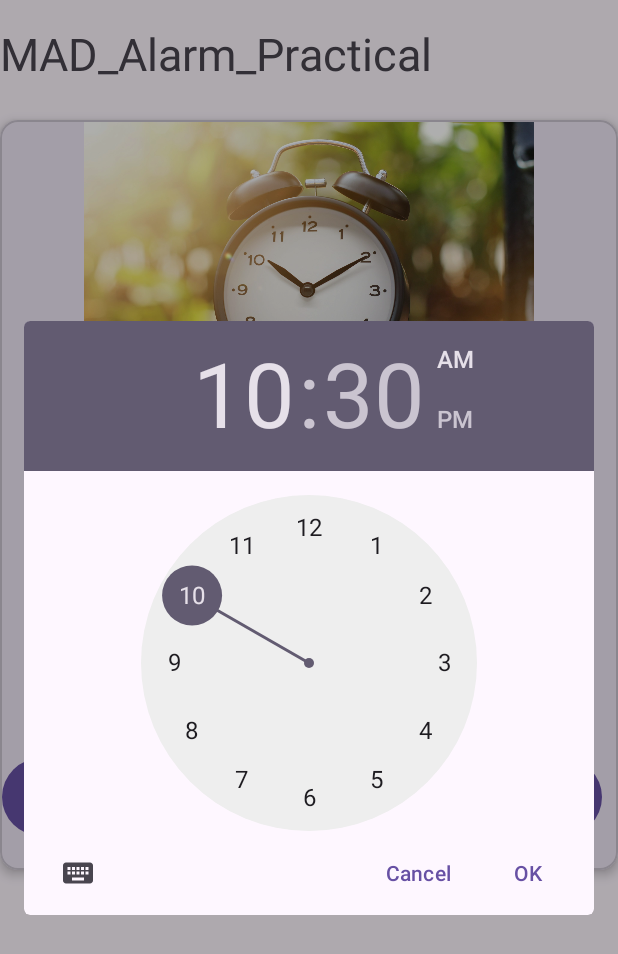
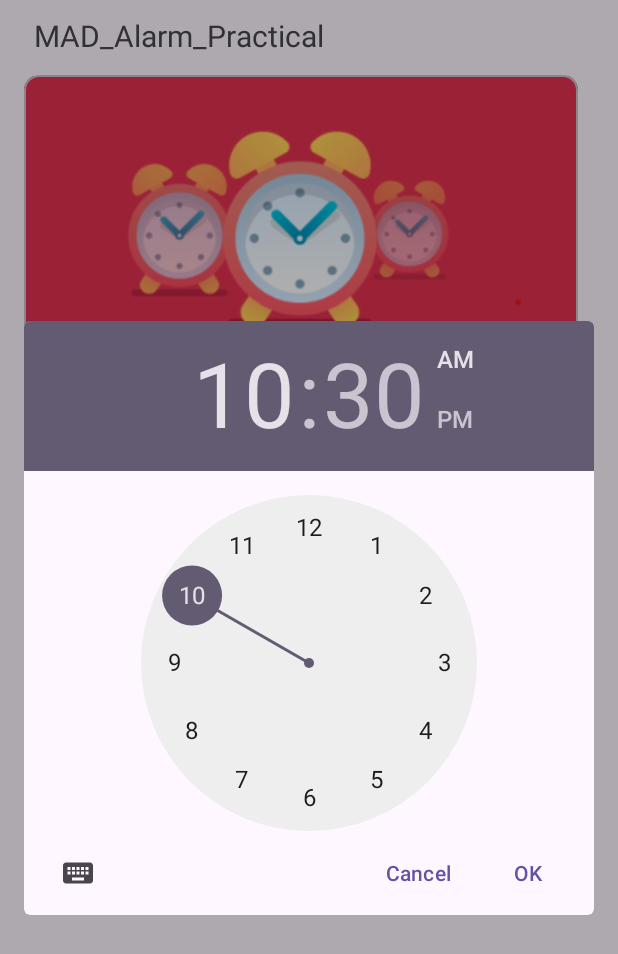
Before and after one commit to KawalGohil/Madprac_4, an Android app: the screen it shows after launch (MainActivity), after a tap on "Create Alarm", on a phone screen of 412 x 824 dp. Shown: the top 954 px of the screen. Run offline under Robolectric (Android 15) with nearby library versions, the phone set to English and light mode, and no system bars.

Commit message:
Some possible errors fixed

```diff
--- a/app/src/main/java/com/example/madprac_4/MainActivity.kt
+++ b/app/src/main/java/com/example/madprac_4/MainActivity.kt
@@ -4,23 +4,31 @@ import android.app.AlarmManager
 import android.app.PendingIntent
 import android.app.TimePickerDialog
 import android.content.Intent
-import android.content.pm.PackageManager
-import android.icu.util.Calendar
+import android.graphics.Color
+import android.icu.text.DateFormat
+import android.icu.text.SimpleDateFormat
 import android.os.Build
 import android.os.Bundle
-import android.provider.Settings
+import android.view.LayoutInflater
+import android.view.View
 import android.widget.Button
 import android.widget.TextClock
+import android.widget.TextView
 import android.widget.TimePicker
+import android.widget.Toast
 import androidx.activity.enableEdgeToEdge
+import androidx.annotation.RequiresApi
 import androidx.appcompat.app.AppCompatActivity
 import androidx.core.view.ViewCompat
 import androidx.core.view.WindowInsetsCompat
-import java.text.DateFormat
-import java.text.SimpleDateFormat
+import androidx.transition.Visibility
+import com.google.android.material.switchmaterial.SwitchMaterial
+import java.util.Calendar
+import java.util.Date
+import java.util.Locale
 
 class MainActivity : AppCompatActivity() {
-    lateinit var clock: TextClock
+    @RequiresApi(Build.VERSION_CODES.S)
     override fun onCreate(savedInstanceState: Bundle?) {
         super.onCreate(savedInstanceState)
         enableEdgeToEdge()
@@ -29,68 +37,66 @@ class MainActivity : AppCompatActivity() {
             val systemBars = insets.getInsets(WindowInsetsCompat.Type.systemBars())
             v.setPadding(systemBars.left, systemBars.top, systemBars.right, systemBars.bottom)
             insets
-
         }
-        if (Build.VERSION.SDK_INT >= Build.VERSION_CODES.S) {
-            if (checkSelfPermission(android.Manifest.permission.SCHEDULE_EXACT_ALARM) != PackageManager.PERMISSION_GRANTED) {
-                val intent = Intent(Settings.ACTION_REQUEST_SCHEDULE_EXACT_ALARM)
-                startActivity(intent)
-            }
-        }
-        findViewById<Button>(R.id.play).setOnClickListener(){
-            Intent(applicationContext,MyService::class.java).
-                    putExtra("Service1","PlayPause").apply {
-                        startService(this)
-            }
-        }
-        findViewById<Button>(R.id.stop).setOnClickListener(){
-            Intent(applicationContext,MyService::class.java).
-            putExtra("Service1","Stopn").apply {
-                startService(this)
-            }
-        }
-        clock = findViewById(R.id.Clock)
-        clock.format12Hour = "hh:mm:ss a dd:MMM:yyyy"
-
-        findViewById<Button>(R.id.alarm1).setOnClickListener {
+        val createAlarmBtn = findViewById<Button>(R.id.createAlarmBtn)
+        createAlarmBtn.setOnClickListener{
             showTimerDialog()
         }
+        val cardView = findViewById<com.google.android.material.card.MaterialCardView>(R.id.materialCardView2)
+        cardView.visibility = View.GONE
+        findViewById<Button>(R.id.cancelAlarm).setOnClickListener {
+            setAlarm(0,"Stop")
+            cardView.visibility = View.GONE
+        }
     }
-    private fun sendDialogDataToActivity(hour: Int,min: Int){
-        val millis = getMillis(hour, min)
-        setAlarm(millis, "Start")
-    }
-    fun getCurrentDateTime():String{
-        val cal = Calendar.getInstance()
-        val df : DateFormat = SimpleDateFormat("MMM, dd yyyy hh:mm:ss")
-        return df.format(cal.time)
-    }
-    fun getMillis(hour:Int, min:Int):Long{
-        val setCalender = Calendar.getInstance()
-        setCalender[Calendar.HOUR_OF_DAY] = hour
-        setCalender[Calendar.MINUTE] = min
-        setCalender[Calendar.SECOND] = 0
-        return setCalender.timeInMillis
-    }
+    @RequiresApi(Build.VERSION_CODES.S)
     fun showTimerDialog(){
         val cldr : Calendar = Calendar.getInstance()
-        val hour: Int = cldr.get(Calendar.HOUR)
-        val min: Int = cldr.get(Calendar.MINUTE)
+        val hour : Int = cldr.get(Calendar.HOUR_OF_DAY)
+        val minute : Int = cldr.get(Calendar.MINUTE)
         val picker = TimePickerDialog(
             this,
-            {_, sHour, sMinute -> sendDialogDataToActivity(sHour, sMinute)},
+            {tp, sHour, sMinute -> sendDialogDataToActivity(sHour, sMinute)},
             hour,
-            min,
+            minute,
             false
         )
         picker.show()
     }
-    fun setAlarm(millis:Long, str:String){
+    @RequiresApi(Build.VERSION_CODES.S)
+    private fun sendDialogDataToActivity(hour:Int, minute:Int){
+        val alarmCalender = Calendar.getInstance()
+        val year: Int = alarmCalender.get(Calendar.YEAR)
+        val month: Int = alarmCalender.get(Calendar.MONTH)
+        val day: Int = alarmCalender.get(Calendar.DATE)
+        alarmCalender.set(year, month, day, hour, minute, 0)
+        val textAlarmTime = findViewById<TextView>(R.id.setTime)
+        textAlarmTime.text = SimpleDateFormat("hh:mm ss a").format(alarmCalender.time)
+        val cardView = findViewById<com.google.android.material.card.MaterialCardView>(R.id.materialCardView2)
+        cardView.visibility = View.VISIBLE
+        setAlarm(alarmCalender.timeInMillis, "Start")
+    }
+    @RequiresApi(Build.VERSION_CODES.S)
+    fun setAlarm(millisTime: Long, str:String){
         val intent = Intent(this, AlarmBroadcastReceiver::class.java)
         intent.putExtra("Service1", str)
-        val penIntent = PendingIntent.getBroadcast(applicationContext,534,intent, PendingIntent.FLAG_IMMUTABLE)
+        val pendingIntent = PendingIntent.getBroadcast(applicationContext, 234324234, intent, PendingIntent.FLAG_IMMUTABLE)
         val alarmManager = getSystemService(ALARM_SERVICE) as AlarmManager
-        alarmManager.setExactAndAllowWhileIdle(AlarmManager.RTC_WAKEUP, millis, penIntent)
-
+        if(str == "Start"){
+            if(alarmManager.canScheduleExactAlarms()){
+                alarmManager.setExact(
+                    AlarmManager.RTC_WAKEUP,
+                    millisTime,
+                    pendingIntent
+                )
+            }
+            else{
+                Toast.makeText(this, "Can't schedule Alarm", Toast.LENGTH_SHORT).show()
+            }
+        }
+        else if(str == "Stop"){
+            alarmManager.cancel(pendingIntent)
+            sendBroadcast(intent)
+        }
     }
 }
--- a/app/src/main/res/layout/activity_main.xml
+++ b/app/src/main/res/layout/activity_main.xml
@@ -1,5 +1,6 @@
 <?xml version="1.0" encoding="utf-8"?>
-<androidx.constraintlayout.widget.ConstraintLayout xmlns:android="http://schemas.android.com/apk/res/android"
+<androidx.constraintlayout.widget.ConstraintLayout
+    xmlns:android="http://schemas.android.com/apk/res/android"
     xmlns:app="http://schemas.android.com/apk/res-auto"
     xmlns:tools="http://schemas.android.com/tools"
     android:id="@+id/main"
@@ -8,124 +9,136 @@
     tools:context=".MainActivity">
 
     <TextView
-        android:id="@+id/Text1"
-        android:layout_width="match_parent"
-        android:layout_height="80dp"
-        android:layout_marginTop="0dp"
-        android:paddingTop="15dp"
-        android:text="MAD_Alarm_Practical "
-        android:textSize="30sp"
+        android:id="@+id/heading"
+        android:layout_width="wrap_content"
+        android:layout_height="wrap_content"
+        android:layout_marginTop="5dp"
+        android:text="MAD_Alarm_Practical"
+        android:textSize="20sp"
+        app:layout_constraintBottom_toTopOf="@+id/materialCardView"
         app:layout_constraintEnd_toEndOf="parent"
+        app:layout_constraintHorizontal_bias="0.104"
         app:layout_constraintStart_toStartOf="parent"
-        app:layout_constraintTop_toTopOf="parent" />
+        app:layout_constraintTop_toTopOf="parent"
+        app:layout_constraintVertical_bias="0.252" />
 
     <com.google.android.material.card.MaterialCardView
-        android:id="@+id/materialCardView1"
-        android:layout_width="match_parent"
-        android:layout_height="500dp"
-        android:layout_marginBottom="20dp"
-        app:cardElevation="4dp"
+        android:id="@+id/materialCardView"
+        android:layout_width="369dp"
+        android:layout_height="390dp"
+        android:layout_marginTop="50dp"
+        app:cardBackgroundColor="#EFEDED"
+        app:cardCornerRadius="10dp"
         app:layout_constraintEnd_toEndOf="parent"
+        app:layout_constraintHorizontal_bias="0.38"
         app:layout_constraintStart_toStartOf="parent"
-        app:layout_constraintTop_toBottomOf="@id/Text1">
-
-        <androidx.constraintlayout.widget.ConstraintLayout
-            android:id="@+id/Sub"
-            android:layout_width="match_parent"
-            android:layout_height="match_parent">
+        app:layout_constraintTop_toTopOf="parent">
 
         <ImageView
-                android:id="@+id/Image1"
-                android:layout_width="match_parent"
-                android:layout_height="200dp"
-                app:layout_constraintStart_toStartOf="parent"
-                app:layout_constraintTop_toTopOf="parent"
-                app:srcCompat="@drawable/alram" />
+            android:id="@+id/clockImg"
+            android:layout_width="wrap_content"
+            android:layout_height="180dp"
+            app:srcCompat="@drawable/clock" />
 
         <TextView
-                android:id="@+id/AlarmTime"
-                android:layout_width="match_parent"
-                android:layout_height="25dp"
-                android:layout_marginStart="15dp"
-                android:layout_marginTop="20dp"
-                android:text="Create Alarm Time"
-                android:textSize="22sp"
-                android:textStyle="bold"
-                app:layout_constraintStart_toStartOf="parent"
-                app:layout_constraintTop_toBottomOf="@id/Image1"
-
-                />
+            android:id="@+id/createAlarm"
+            android:layout_width="wrap_content"
+            android:layout_height="wrap_content"
+            android:layout_marginLeft="10dp"
+            android:layout_marginTop="190dp"
+            android:text="Create Alarm Clock"
+            android:textStyle="bold" />
 
         <TextView
-                android:id="@+id/text2"
+            android:id="@+id/pressingBtn"
+            android:layout_width="wrap_content"
+            android:layout_height="wrap_content"
+            android:layout_marginLeft="10dp"
+            android:layout_marginTop="210dp"
+            android:layout_marginRight="10dp"
+            android:text="By pressing buttons, Alarm can be created and cancelled." />
+
+        <TextView
+            android:id="@+id/checkCurrTime"
+            android:layout_width="wrap_content"
+            android:layout_height="wrap_content"
+            android:layout_marginLeft="10dp"
+            android:layout_marginTop="250dp"
+            android:layout_marginRight="10dp"
+            android:text="Check current time by looking below real digital clock." />
+
+        <TextClock
+            android:id="@+id/textClock"
+            android:layout_width="match_parent"
+            android:layout_height="40dp"
+            android:layout_marginLeft="10dp"
+            android:layout_marginTop="290dp"
+            android:layout_marginRight="10dp"
+            android:format12Hour="hh:mm:ss a MMM d, yyyy"
+            android:textAlignment="center"
+            android:textSize="16sp"
+            android:textStyle="bold" />
+
+        <Button
+            android:id="@+id/createAlarmBtn"
+            android:layout_width="wrap_content"
+            android:layout_height="wrap_content"
+            android:layout_marginLeft="10dp"
+            android:layout_marginTop="330dp"
+            android:layout_marginRight="10dp"
+            android:backgroundTint="#4caf50"
+            android:drawableLeft="@android:drawable/ic_lock_idle_alarm"
+            android:drawableTint="@android:color/white"
+            android:text="Create Alarm"
+            android:textAlignment="center" />
+
+    </com.google.android.material.card.MaterialCardView>
+    <com.google.android.material.card.MaterialCardView
+        android:id="@+id/materialCardView2"
+        android:layout_width="369dp"
+        android:layout_height="310dp"
+        app:cardBackgroundColor="#EFEDED"
+        app:cardCornerRadius="10dp"
+        app:layout_constraintBottom_toBottomOf="parent"
+        app:layout_constraintEnd_toEndOf="parent"
+        app:layout_constraintHorizontal_bias="0.381"
+        app:layout_constraintStart_toStartOf="parent"
+        app:layout_constraintTop_toBottomOf="@+id/materialCardView">
+        <ImageView
+            android:id="@+id/alarmImg"
+            android:layout_width="wrap_content"
+            android:layout_height="180dp"
+            app:srcCompat="@drawable/alarm" />
+        <TextView
             android:layout_width="match_parent"
             android:layout_height="wrap_content"
-                android:layout_marginStart="15dp"
-                android:layout_marginTop="20dp"
-                android:text="By pressing button, Alarm can be created and cancelled."
-                android:textSize="18sp"
-                app:layout_constraintStart_toStartOf="parent"
-                app:layout_constraintTop_toBottomOf="@id/AlarmTime" />
-
+            android:text="Set Alarm Time:"
+            android:id="@+id/text2"
+            android:layout_marginTop="190dp"
+            android:textAlignment="center"
+            android:textSize="14sp" />
         <TextView
-                android:id="@+id/text3"
             android:layout_width="match_parent"
             android:layout_height="wrap_content"
-                android:layout_marginStart="15dp"
-                android:layout_marginTop="20dp"
-                android:text="Check current time by looking below:"
-                android:textSize="18sp"
-                app:layout_constraintStart_toStartOf="parent"
-                app:layout_constraintTop_toBottomOf="@id/text2" />
-
-            <TextClock
-                android:id="@+id/Clock"
-                android:layout_width="match_parent"
+            android:text=""
+            android:id="@+id/setTime"
+            android:layout_marginTop="220dp"
+            android:textAlignment="center"
+            android:textSize="14sp"
+            android:textStyle="bold"/>
+        <Button
+            android:id="@+id/cancelAlarm"
+            android:layout_width="wrap_content"
             android:layout_height="wrap_content"
-                android:gravity="center"
-                android:textSize="20sp"
-                android:textStyle="bold"
-                app:layout_constraintBottom_toTopOf="@id/alarm1"
-                app:layout_constraintEnd_toEndOf="parent"
-                app:layout_constraintStart_toStartOf="parent"
-                app:layout_constraintTop_toBottomOf="@id/text3" />
-
-            <Button
-                android:id="@+id/alarm1"
-                android:layout_width="180dp"
-                android:layout_height="60dp"
-                android:layout_marginLeft="1dp"
-                android:text="Create Alarm"
-                app:layout_constraintBottom_toBottomOf="parent"
-                app:layout_constraintStart_toStartOf="parent"
-                app:layout_constraintTop_toBottomOf="@id/Clock" />
-
-            <Button
-                android:id="@+id/play"
-                android:layout_width="97dp"
-                android:layout_height="57dp"
-                android:layout_marginLeft="20dp"
-                android:text="Play"
-                app:layout_constraintBottom_toBottomOf="parent"
-                app:layout_constraintStart_toEndOf="@+id/alarm1"
-                app:layout_constraintTop_toBottomOf="@+id/Clock" />
-
-            <Button
-                android:id="@+id/stop"
-                android:layout_width="97dp"
-                android:layout_height="60dp"
-                android:layout_marginLeft="5dp"
-                android:text="Stop"
-                app:layout_constraintBottom_toBottomOf="parent"
-                app:layout_constraintStart_toEndOf="@+id/play"
-                app:layout_constraintTop_toBottomOf="@+id/Clock" />
+            android:layout_marginLeft="10dp"
+            android:layout_marginTop="250dp"
+            android:layout_marginRight="10dp"
+            android:backgroundTint="#4caf50"
+            android:drawableLeft="@android:drawable/ic_lock_idle_alarm"
+            android:drawableTint="@android:color/white"
+            android:text="Cancel Alarm"
+            android:textAlignment="center" />
+    </com.google.android.material.card.MaterialCardView>
 
 
 </androidx.constraintlayout.widget.ConstraintLayout>
-
-
-    </com.google.android.material.card.MaterialCardView>
-
-
-
-</androidx.constraintlayout.widget.ConstraintLayout>
```
Also changed, not shown: app/src/main/AndroidManifest.xml (+10 -8 lines), app/src/main/java/com/example/madprac_4/AlarmBroadcastReceiver.kt (+22 -11 lines), app/src/main/java/com/example/madprac_4/AlarmService.kt (added, +26 -0 lines), app/src/main/java/com/example/madprac_4/MyService.kt (deleted, +0 -49 lines), app/src/main/res/drawable/alarm.png (added), app/src/main/res/drawable/alram.jpeg (deleted), app/src/main/res/drawable/clock.png (added). Lines whose indentation alone changed are shown as unchanged.
